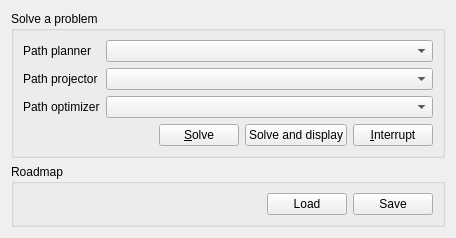
Old version of the form plugins/hppwidgetsplugin/solverwidget.ui in the repository humanoid-path-planner/hpp-gui.
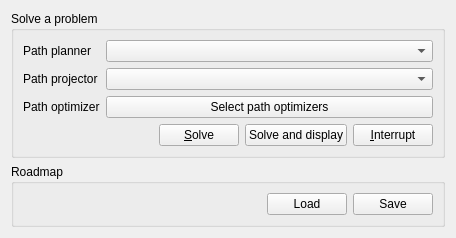
New version of the form. Icons and pictures are not drawn.

Commit message: Fix path optimizer selection.

```diff
--- a/plugins/hppwidgetsplugin/solverwidget.ui
+++ b/plugins/hppwidgetsplugin/solverwidget.ui
@@ -53,7 +53,11 @@
          </widget>
         </item>
         <item row="2" column="1">
-         <widget class="QComboBox" name="pathOptimizerComboBox"/>
+         <widget class="QPushButton" name="pathOptimizerButton">
+          <property name="text">
+           <string>Select path optimizers</string>
+          </property>
+         </widget>
         </item>
        </layout>
       </item>
```
The commit also changes 2 other files.
